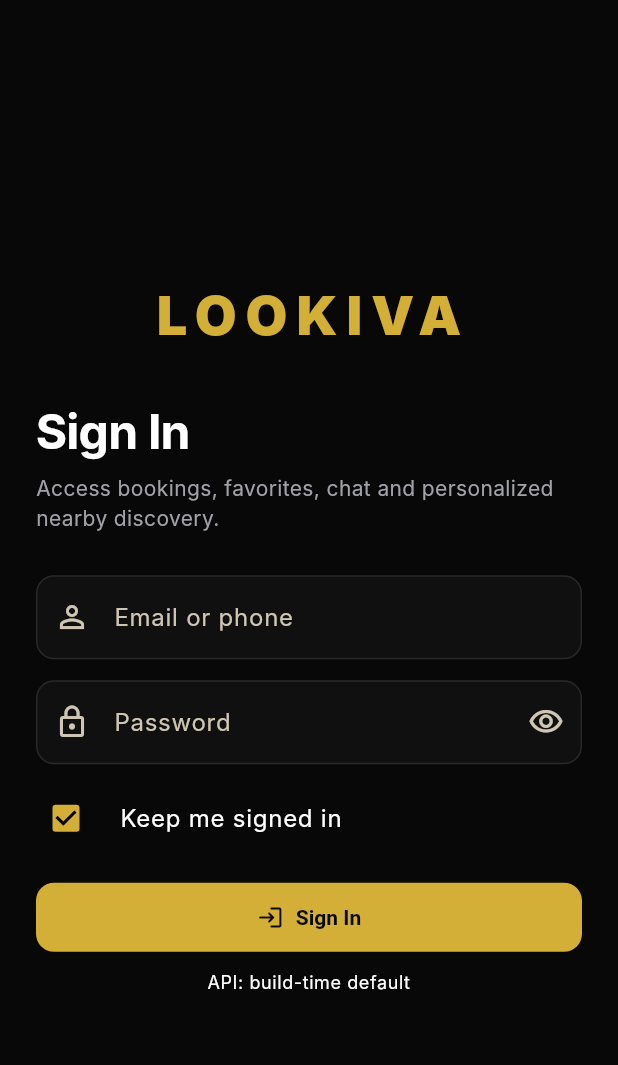
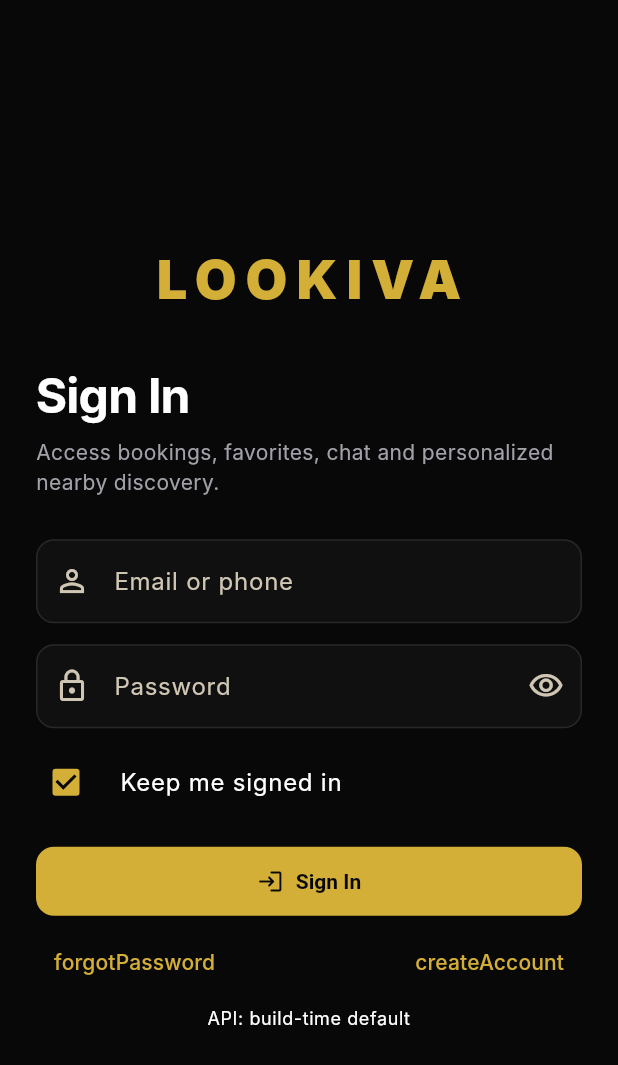
Before and after one commit to hadi-fares12/lookiva, a Flutter app: the CustomerLoginPage screen opened by its route, on a phone screen of 412 x 824 dp. Shown: the top 1065 px of the screen. Run offline on Flutter 3.47's test engine with Material 3 defaults, Android fonts, the phone set to English and light mode, and no system bars; our stand-ins replace dio, flutter_secure_storage, geolocator, go_router, qr_flutter, shared_preferences; missing offline and left inert: mobile_scanner; accounts and stored records are empty; Roboto replaces fonts that are missing (Inter); project files that could hold a hidden picture were left out.

Commit message:
feat: wire customer registration and recovery routes

```diff
--- a/apps/customer-mobile/lib/main.dart
+++ b/apps/customer-mobile/lib/main.dart
@@ -15,6 +15,7 @@ import 'core/account_hub.dart';
 import 'core/bookings.dart';
 import 'core/chat.dart';
 import 'core/l10n.dart';
+import 'core/auth_pages.dart';
 
 const String _prefThemeMode = 'cust_theme_mode';
 const String _prefLocale = 'cust_locale_code';
@@ -294,6 +295,20 @@ final GoRouter _router = GoRouter(
     GoRoute(
       path: '/login',
       builder: (context, state) => const CustomerLoginPage(),
+    ),
+    GoRoute(
+      path: '/register',
+      builder: (context, state) => const CustomerRegisterPage(),
+    ),
+    GoRoute(
+      path: '/forgot-password',
+      builder: (context, state) => const CustomerForgotPasswordPage(),
+    ),
+    GoRoute(
+      path: '/reset-password',
+      builder: (context, state) => CustomerResetPasswordPage(
+        initialToken: state.uri.queryParameters['token'] ?? '',
+      ),
     ),
     GoRoute(
       path: '/search',
@@ -961,7 +976,25 @@ class _CustomerLoginPageState extends State<CustomerLoginPage> {
                           : ct(context, 'signIn'),
                     ),
                   ),
-                  const SizedBox(height: 12),
+                  const SizedBox(height: 6),
+                  Row(
+                    mainAxisAlignment: MainAxisAlignment.spaceBetween,
+                    children: [
+                      TextButton(
+                        onPressed: _loading
+                            ? null
+                            : () => context.push('/forgot-password'),
+                        child: Text(ct(context, 'forgotPassword')),
+                      ),
+                      TextButton(
+                        onPressed: _loading
+                            ? null
+                            : () => context.push('/register'),
+                        child: Text(ct(context, 'createAccount')),
+                      ),
+                    ],
+                  ),
+                  const SizedBox(height: 6),
                   FutureBuilder<String?>(
                     future: LookivaApi.getStoredApiBaseUrl(),
                     builder: (ctx, snap) {
```
